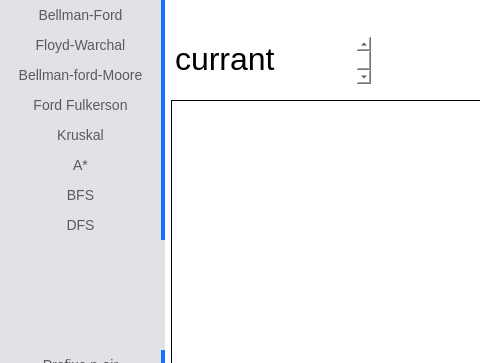
ismailbilal/Graph_Search_algos_python, file interface/qt_interface.ui: the form before one commit; both pictures show x 0 to 480 and y 0 to 363 of the 1200 by 700 pixel window.
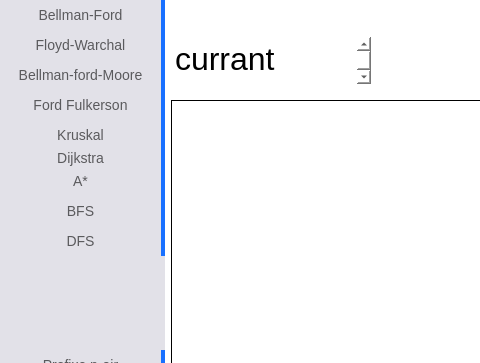
The form after the commit. Custom widgets are drawn as their Qt base class.

Commit message: add a new button for dijkstra algorithm

What changed in the file:
```diff
--- a/interface/qt_interface.ui
+++ b/interface/qt_interface.ui
@@ -269,6 +269,13 @@
                   </property>
                  </widget>
                 </item>
+                <item>
+                 <widget class="QPushButton" name="dijkstra">
+                  <property name="text">
+                   <string>Dijkstra</string>
+                  </property>
+                 </widget>
+                </item>
                 <item>
                  <widget class="QPushButton" name="astar">
                   <property name="minimumSize">
```
The commit also changes 1 other file.
